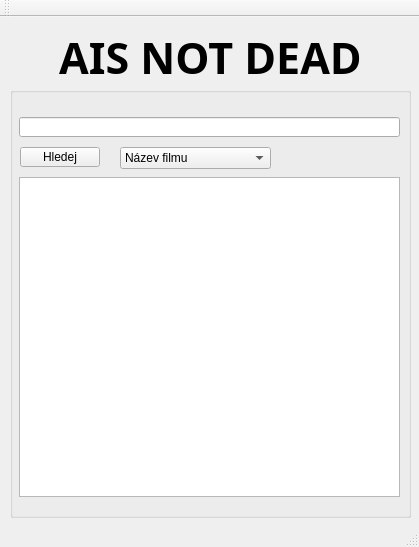
NFAcz/nais, file elasticsearchgui.ui: the form before one commit.
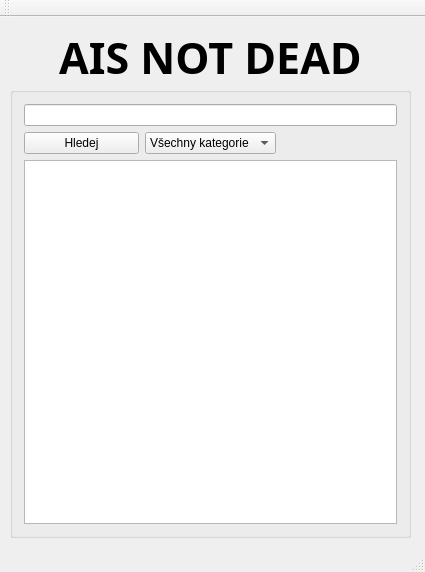
The form after the commit.

Diff of the .ui file:
```diff
--- a/elasticsearchgui.ui
+++ b/elasticsearchgui.ui
@@ -6,8 +6,8 @@
    <rect>
     <x>0</x>
     <y>0</y>
-    <width>419</width>
-    <height>547</height>
+    <width>425</width>
+    <height>572</height>
    </rect>
   </property>
   <property name="windowTitle">
@@ -20,9 +20,18 @@
       <x>10</x>
       <y>70</y>
       <width>401</width>
-      <height>431</height>
+      <height>451</height>
      </rect>
     </property>
+    <property name="sizePolicy">
+     <sizepolicy hsizetype="Maximum" vsizetype="Maximum">
+      <horstretch>0</horstretch>
+      <verstretch>0</verstretch>
+     </sizepolicy>
+    </property>
+    <property name="layoutDirection">
+     <enum>Qt::LeftToRight</enum>
+    </property>
     <property name="autoFillBackground">
      <bool>true</bool>
     </property>
@@ -35,15 +44,24 @@
     <property name="flat">
      <bool>true</bool>
     </property>
+    <layout class="QGridLayout" name="gridLayout">
+     <item row="0" column="0" colspan="3">
+      <widget class="QLineEdit" name="lineEdit"/>
+     </item>
+     <item row="1" column="0">
+      <widget class="QPushButton" name="pushButton">
+       <property name="text">
+        <string>Hledej</string>
+       </property>
+      </widget>
+     </item>
+     <item row="1" column="1">
     <widget class="QComboBox" name="categorySel">
-     <property name="geometry">
-      <rect>
-       <x>110</x>
-       <y>60</y>
-       <width>151</width>
-       <height>22</height>
-      </rect>
-     </property>
+       <item>
+        <property name="text">
+         <string>Všechny kategorie</string>
+        </property>
+       </item>
      <item>
       <property name="text">
        <string>Název filmu</string>
@@ -64,31 +82,10 @@
        <string>Režie</string>
       </property>
      </item>
-     <item>
-      <property name="text">
-       <string>Všechny kategorie</string>
-      </property>
+      </widget>
      </item>
-    </widget>
-    <widget class="QLineEdit" name="lineEdit">
-     <property name="geometry">
-      <rect>
-       <x>9</x>
-       <y>30</y>
-       <width>381</width>
-       <height>20</height>
-      </rect>
-     </property>
-    </widget>
+     <item row="1" column="2">
     <widget class="QLabel" name="label_2">
-     <property name="geometry">
-      <rect>
-       <x>310</x>
-       <y>60</y>
-       <width>70</width>
-       <height>20</height>
-      </rect>
-     </property>
      <property name="text">
       <string/>
      </property>
@@ -96,29 +93,15 @@
       <set>Qt::AlignRight|Qt::AlignTrailing|Qt::AlignVCenter</set>
      </property>
     </widget>
+     </item>
+     <item row="2" column="0" colspan="3">
     <widget class="QTextEdit" name="outputBox">
-     <property name="geometry">
-      <rect>
-       <x>9</x>
-       <y>90</y>
-       <width>381</width>
-       <height>320</height>
-      </rect>
-     </property>
-    </widget>
-    <widget class="QPushButton" name="pushButton">
-     <property name="geometry">
-      <rect>
-       <x>10</x>
-       <y>60</y>
-       <width>80</width>
-       <height>20</height>
-      </rect>
-     </property>
-     <property name="text">
-      <string>Hledej</string>
-     </property>
-    </widget>
+       <property name="autoFillBackground">
+        <bool>true</bool>
+       </property>
+      </widget>
+     </item>
+    </layout>
    </widget>
    <widget class="QLabel" name="label">
     <property name="geometry">
```
Left out of the diff: 4 changed lines with no effect on the pictures. Lines whose indentation alone changed are shown as unchanged.
